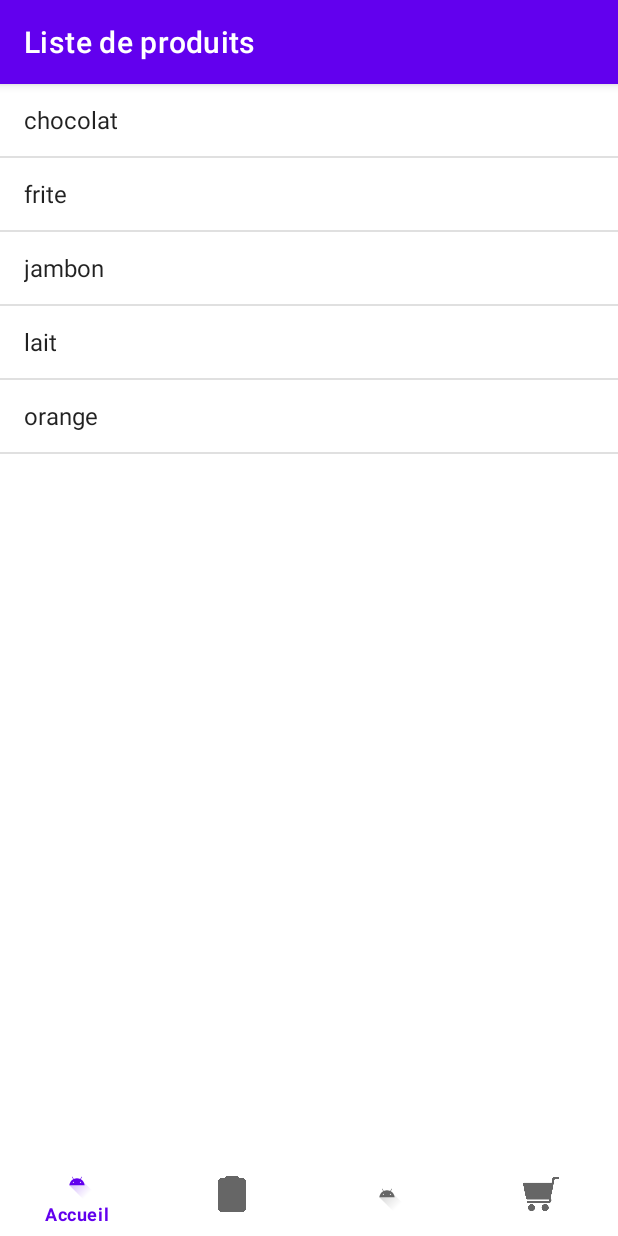
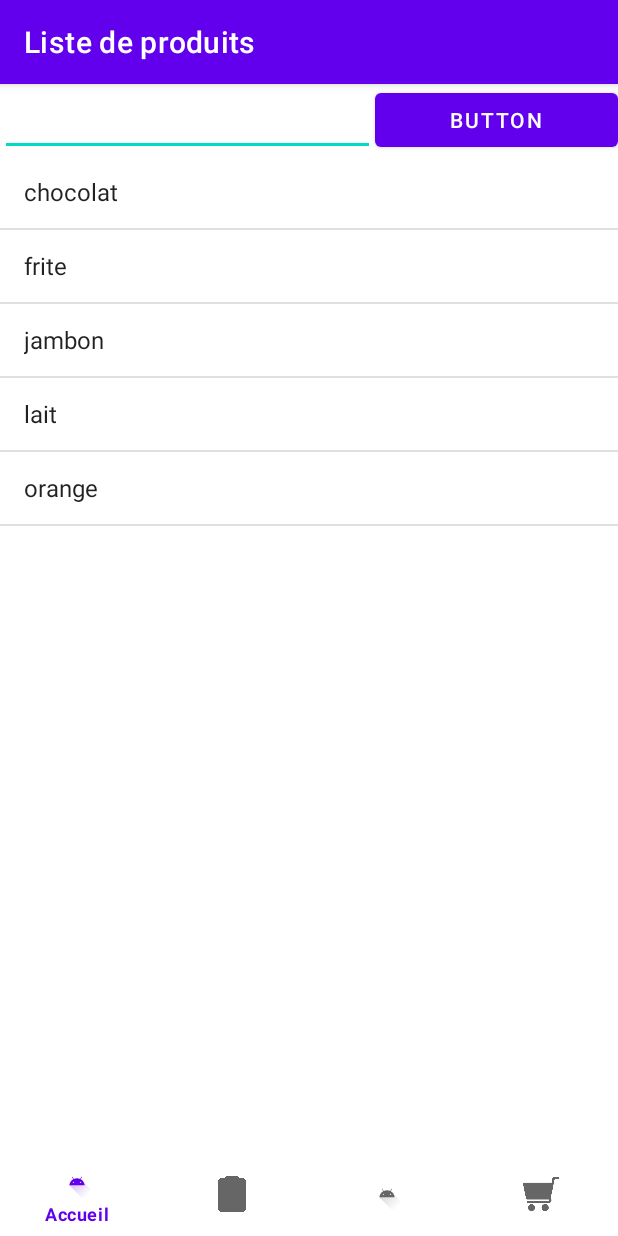
Before and after one commit to UnderscoreXelven/caddy, an Android app: the ProductsActivity screen opened directly, with no data from a screen before it, on a phone screen of 412 x 824 dp. Run offline under Robolectric (Android 15) with nearby library versions, the phone set to English and light mode, and no system bars.

Commit message:
Add products

```diff
--- a/app/src/main/java/com/iut/caddie/DbAdapter.java
+++ b/app/src/main/java/com/iut/caddie/DbAdapter.java
@@ -111,6 +111,12 @@ public class DbAdapter {
     public void createLists(String listName){
         ContentValues initialValues = new ContentValues();
         initialValues.put("list", listName);
+        mDb.insert(DATABASE_TABLE, null, initialValues);
+    }
+
+    public void createProduct(String productName){
+        ContentValues initialValues = new ContentValues();
+        initialValues.put("Produit", productName);
         mDb.insert(DATABASE_TABLE, null, initialValues);
     }
 
--- a/app/src/main/java/com/iut/caddie/ProductsActivity.java
+++ b/app/src/main/java/com/iut/caddie/ProductsActivity.java
@@ -4,7 +4,10 @@ import androidx.appcompat.app.AppCompatActivity;
 
 import android.database.Cursor;
 import android.os.Bundle;
+import android.view.View;
 import android.widget.ArrayAdapter;
+import android.widget.Button;
+import android.widget.EditText;
 import android.widget.ListView;
 
 import java.util.ArrayList;
@@ -13,6 +16,8 @@ import java.util.List;
 public class ProductsActivity extends AppCompatActivity {
 
     private ListView listView;
+
+    private EditText editText;
 
     private final List<String> products = new ArrayList<>();
 
@@ -26,18 +31,25 @@ public class ProductsActivity extends AppCompatActivity {
         setContentView(R.layout.activity_products);
         setTitle("Liste de produits");
 
+        final Button btn= findViewById(R.id.button);
+        editText = findViewById(R.id.editText);
+
         listView = findViewById(R.id.listProducts);
-
         listAdapter = new ArrayAdapter<>(this, android.R.layout.simple_list_item_1,products);
-
         listView.setAdapter(listAdapter);
 
         bdd = new DbAdapter(this);
-
         bdd.open();
-
         fillData();
 
+        btn.setOnClickListener(new View.OnClickListener() {
+            @Override
+            public void onClick(View v) {
+                bdd.createProduct(editText.getText().toString());
+                fillData();
+                listAdapter.notifyDataSetChanged();
+            }
+        });
     }
 
     void fillData(){
--- a/app/src/main/res/layout/activity_products.xml
+++ b/app/src/main/res/layout/activity_products.xml
@@ -6,13 +6,32 @@
     android:layout_height="match_parent"
     tools:context=".MainActivity">
 
+    <EditText
+        android:id="@+id/editText"
+        android:layout_width="250dp"
+        android:layout_height="48dp"
+        android:ems="10"
+        android:inputType="textPersonName"
+        android:text=""
+        app:layout_constraintStart_toStartOf="parent"
+        app:layout_constraintTop_toTopOf="parent" />
+
+    <Button
+        android:id="@+id/button"
+        android:layout_width="0dp"
+        android:layout_height="wrap_content"
+        android:text="Button"
+        app:layout_constraintLeft_toRightOf="@id/editText"
+        app:layout_constraintBottom_toTopOf="@id/listProducts"
+        app:layout_constraintRight_toRightOf="parent"/>
+
 
     <ListView
         android:id="@+id/listProducts"
         android:layout_width="match_parent"
         android:layout_height="0dp"
-        app:layout_constraintTop_toTopOf="parent"
-        app:layout_constraintBottom_toTopOf="@id/linear_layout"/>
+        app:layout_constraintBottom_toTopOf="@id/linear_layout"
+        app:layout_constraintTop_toBottomOf="@+id/editText" />
 
     <LinearLayout
         xmlns:android="http://schemas.android.com/apk/res/android"
```
